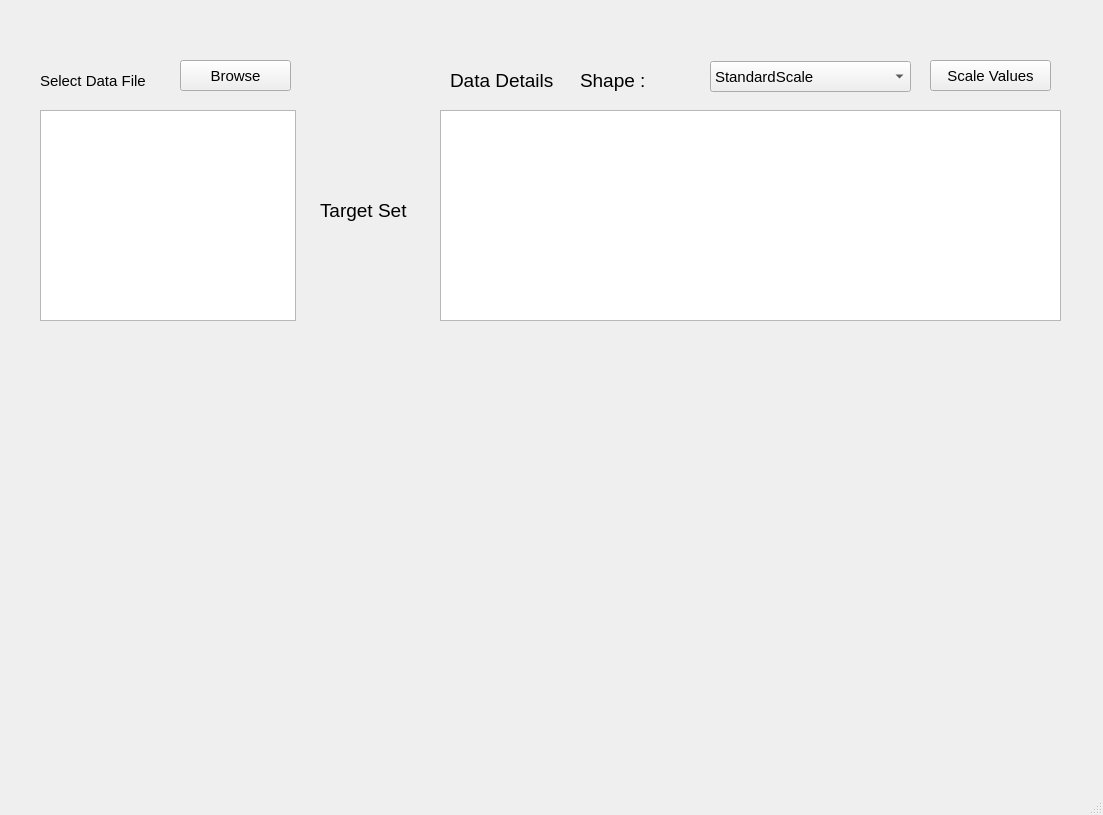
This is mainwindow.ui in Francis099/ml_gui as Qt 5 draws it before an edit. The edited form follows.
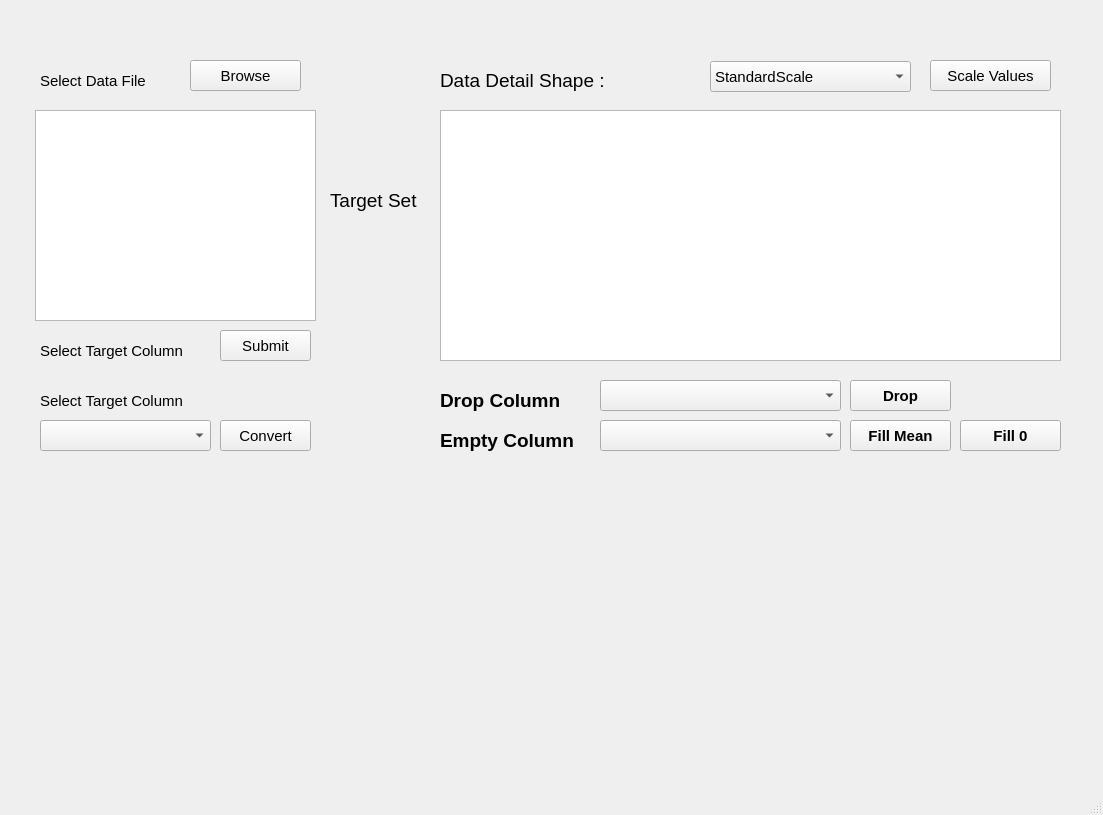
This is the edited form.

```diff
--- a/mainwindow.ui
+++ b/mainwindow.ui
@@ -35,7 +35,7 @@
    <widget class="QPushButton" name="Browse">
     <property name="geometry">
      <rect>
-      <x>180</x>
+      <x>190</x>
       <y>60</y>
       <width>111</width>
       <height>31</height>
@@ -53,9 +53,9 @@
    <widget class="QListWidget" name="column_list">
     <property name="geometry">
      <rect>
-      <x>40</x>
+      <x>35</x>
       <y>110</y>
-      <width>256</width>
+      <width>281</width>
       <height>211</height>
      </rect>
     </property>
@@ -63,8 +63,8 @@
    <widget class="QLabel" name="label_29">
     <property name="geometry">
      <rect>
-      <x>320</x>
-      <y>190</y>
+      <x>330</x>
+      <y>180</y>
       <width>111</width>
       <height>41</height>
      </rect>
@@ -81,9 +81,9 @@
    <widget class="QLabel" name="label_3">
     <property name="geometry">
      <rect>
-      <x>450</x>
+      <x>440</x>
       <y>60</y>
-      <width>111</width>
+      <width>201</width>
       <height>41</height>
      </rect>
     </property>
@@ -93,15 +93,15 @@
      </font>
     </property>
     <property name="text">
-     <string>Data Details</string>
+     <string>Data Detail Shape :</string>
     </property>
    </widget>
    <widget class="QLabel" name="shape">
     <property name="geometry">
      <rect>
-      <x>580</x>
+      <x>630</x>
       <y>60</y>
-      <width>71</width>
+      <width>81</width>
       <height>41</height>
      </rect>
     </property>
@@ -111,7 +111,7 @@
      </font>
     </property>
     <property name="text">
-     <string>Shape :</string>
+     <string/>
     </property>
    </widget>
    <widget class="QComboBox" name="scaler">
@@ -168,10 +168,234 @@
       <x>440</x>
       <y>110</y>
       <width>621</width>
-      <height>211</height>
+      <height>251</height>
      </rect>
     </property>
    </widget>
+   <widget class="QLabel" name="label_2">
+    <property name="geometry">
+     <rect>
+      <x>40</x>
+      <y>330</y>
+      <width>181</width>
+      <height>41</height>
+     </rect>
+    </property>
+    <property name="font">
+     <font>
+      <pointsize>11</pointsize>
+     </font>
+    </property>
+    <property name="text">
+     <string>Select Target Column</string>
+    </property>
+   </widget>
+   <widget class="QPushButton" name="Submit">
+    <property name="geometry">
+     <rect>
+      <x>220</x>
+      <y>330</y>
+      <width>91</width>
+      <height>31</height>
+     </rect>
+    </property>
+    <property name="font">
+     <font>
+      <pointsize>11</pointsize>
+     </font>
+    </property>
+    <property name="text">
+     <string>Submit</string>
+    </property>
+   </widget>
+   <widget class="QLabel" name="target_col">
+    <property name="geometry">
+     <rect>
+      <x>330</x>
+      <y>230</y>
+      <width>91</width>
+      <height>41</height>
+     </rect>
+    </property>
+    <property name="font">
+     <font>
+      <pointsize>16</pointsize>
+      <weight>75</weight>
+      <bold>true</bold>
+     </font>
+    </property>
+    <property name="text">
+     <string/>
+    </property>
+   </widget>
+   <widget class="QLabel" name="label_5">
+    <property name="geometry">
+     <rect>
+      <x>40</x>
+      <y>380</y>
+      <width>181</width>
+      <height>41</height>
+     </rect>
+    </property>
+    <property name="font">
+     <font>
+      <pointsize>11</pointsize>
+     </font>
+    </property>
+    <property name="text">
+     <string>Select Target Column</string>
+    </property>
+   </widget>
+   <widget class="QComboBox" name="cat_column">
+    <property name="geometry">
+     <rect>
+      <x>40</x>
+      <y>420</y>
+      <width>171</width>
+      <height>31</height>
+     </rect>
+    </property>
+   </widget>
+   <widget class="QPushButton" name="convert_btn">
+    <property name="geometry">
+     <rect>
+      <x>220</x>
+      <y>420</y>
+      <width>91</width>
+      <height>31</height>
+     </rect>
+    </property>
+    <property name="font">
+     <font>
+      <pointsize>11</pointsize>
+     </font>
+    </property>
+    <property name="text">
+     <string>Convert</string>
+    </property>
+   </widget>
+   <widget class="QPushButton" name="drop">
+    <property name="geometry">
+     <rect>
+      <x>850</x>
+      <y>380</y>
+      <width>101</width>
+      <height>31</height>
+     </rect>
+    </property>
+    <property name="font">
+     <font>
+      <pointsize>11</pointsize>
+      <weight>75</weight>
+      <bold>true</bold>
+     </font>
+    </property>
+    <property name="text">
+     <string>Drop</string>
+    </property>
+   </widget>
+   <widget class="QComboBox" name="drop_column">
+    <property name="geometry">
+     <rect>
+      <x>600</x>
+      <y>380</y>
+      <width>241</width>
+      <height>31</height>
+     </rect>
+    </property>
+   </widget>
+   <widget class="QLabel" name="label_4">
+    <property name="geometry">
+     <rect>
+      <x>440</x>
+      <y>380</y>
+      <width>191</width>
+      <height>41</height>
+     </rect>
+    </property>
+    <property name="font">
+     <font>
+      <pointsize>14</pointsize>
+      <weight>75</weight>
+      <bold>true</bold>
+      <underline>false</underline>
+     </font>
+    </property>
+    <property name="text">
+     <string>Drop Column</string>
+    </property>
+   </widget>
+   <widget class="QLabel" name="label_11">
+    <property name="geometry">
+     <rect>
+      <x>440</x>
+      <y>420</y>
+      <width>191</width>
+      <height>41</height>
+     </rect>
+    </property>
+    <property name="font">
+     <font>
+      <pointsize>14</pointsize>
+      <weight>75</weight>
+      <bold>true</bold>
+      <underline>false</underline>
+     </font>
+    </property>
+    <property name="text">
+     <string>Empty Column</string>
+    </property>
+   </widget>
+   <widget class="QPushButton" name="fillmean">
+    <property name="geometry">
+     <rect>
+      <x>850</x>
+      <y>420</y>
+      <width>101</width>
+      <height>31</height>
+     </rect>
+    </property>
+    <property name="font">
+     <font>
+      <pointsize>11</pointsize>
+      <weight>75</weight>
+      <bold>true</bold>
+     </font>
+    </property>
+    <property name="text">
+     <string>Fill Mean</string>
+    </property>
+   </widget>
+   <widget class="QComboBox" name="empty_column">
+    <property name="geometry">
+     <rect>
+      <x>600</x>
+      <y>420</y>
+      <width>241</width>
+      <height>31</height>
+     </rect>
+    </property>
+   </widget>
+   <widget class="QPushButton" name="fillna">
+    <property name="geometry">
+     <rect>
+      <x>960</x>
+      <y>420</y>
+      <width>101</width>
+      <height>31</height>
+     </rect>
+    </property>
+    <property name="font">
+     <font>
+      <pointsize>11</pointsize>
+      <weight>75</weight>
+      <bold>true</bold>
+     </font>
+    </property>
+    <property name="text">
+     <string>Fill 0</string>
+    </property>
+   </widget>
   </widget>
   <widget class="QMenuBar" name="menubar">
    <property name="geometry">
```
